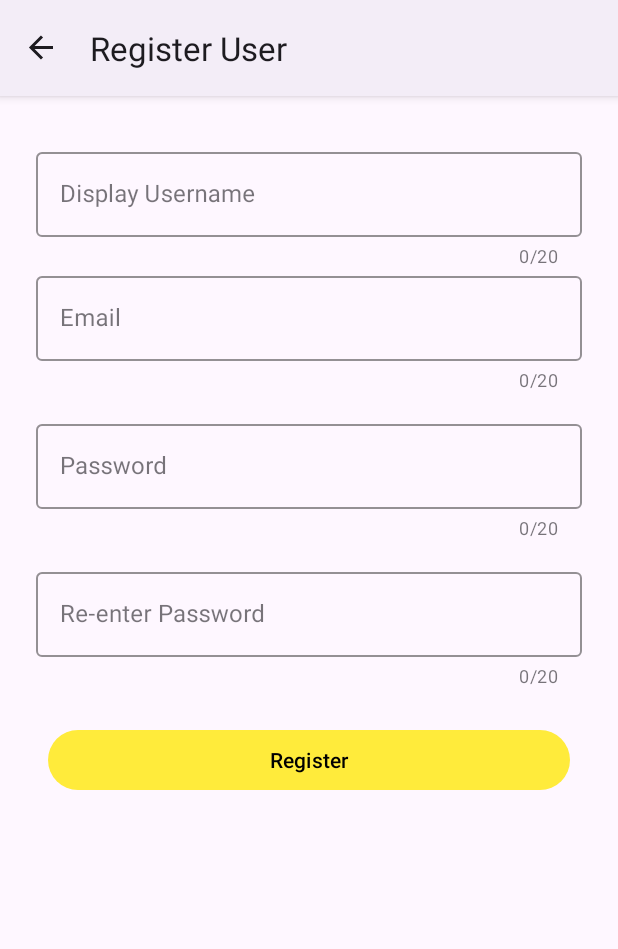
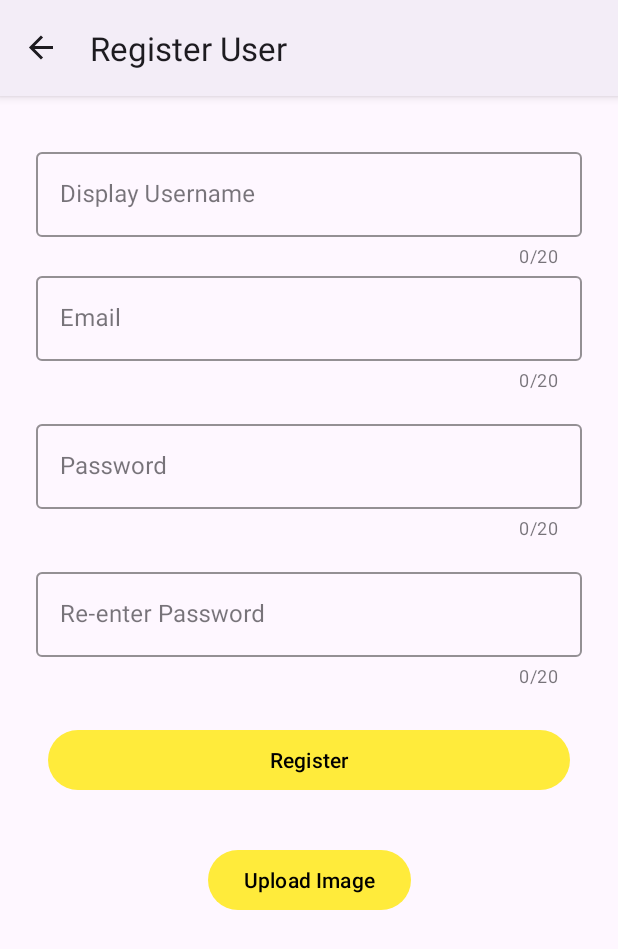
Before and after one commit to edisonwong23/StationeryGo, an Android app: the RegisterPage screen opened through its navigation route, on a phone screen of 412 x 824 dp. Shown: the top 949 px of the screen. Run offline under Robolectric (Android 15) with nearby library versions, the phone set to English and light mode, and no system bars; our stand-ins replace Firebase (no records; nobody signed in at launch, a user with empty details on screens opened directly), data binding, navigation-ui; pictures from the network do not load.

Commit message:
28/10/2022 - Storing Image into Firebase -Connecting Image URI to Auth

```diff
--- a/app/build.gradle
+++ b/app/build.gradle
@@ -52,6 +52,7 @@ dependencies {
     implementation 'androidx.navigation:navigation-ui-ktx:2.5.3'
     implementation 'com.google.firebase:firebase-database-ktx:20.1.0'
     implementation 'com.google.firebase:firebase-auth-ktx:21.1.0'
+    implementation 'com.google.firebase:firebase-storage-ktx:20.1.0'
     testImplementation 'junit:junit:4.13.2'
     androidTestImplementation 'androidx.test.ext:junit:1.1.3'
     androidTestImplementation 'androidx.test.espresso:espresso-core:3.4.0'
@@ -76,6 +77,8 @@ dependencies {
     //okhttp
     implementation 'com.squareup.okhttp3:okhttp:4.10.0'
 
+    //Kotlin Coroutin
+    implementation "org.jetbrains.kotlinx:kotlinx-coroutines-play-services:1.3.9"
 
     // Kotlin Image Getter
     implementation("androidx.activity:activity-ktx:1.6.0-rc02")
--- a/app/src/main/java/com/example/stationerygo/ProfilePage/UserProfilePage.kt
+++ b/app/src/main/java/com/example/stationerygo/ProfilePage/UserProfilePage.kt
@@ -15,6 +15,7 @@ import com.google.firebase.database.DatabaseReference
 import com.google.firebase.database.FirebaseDatabase
 import com.google.firebase.database.ValueEventListener
 import com.google.firebase.ktx.Firebase
+import com.squareup.picasso.Picasso
 
 private lateinit var binding : FragmentUserProfileBinding
 private lateinit var database: DatabaseReference
@@ -39,6 +40,10 @@ class UserProfilePage : Fragment() {
 //            database = FirebaseDatabase.getInstance().getReference("Users")
 //            database.child(email!!)
             binding.userEmailTxt.text = email
+            binding.imageURITxt.text = user.photoUrl.toString()
+            Picasso.get()
+                .load(user.photoUrl.toString())
+                .into(binding.profileImageImg)
         }
 
         binding.logoutBtn.setOnClickListener{
--- a/app/src/main/res/layout/fragment_register_page.xml
+++ b/app/src/main/res/layout/fragment_register_page.xml
@@ -138,6 +138,35 @@
             app:layout_constraintStart_toStartOf="parent"
             app:layout_constraintTop_toBottomOf="@+id/password_Textfield_2" />
 
+        <Button
+            android:id="@+id/imageUpload_btn"
+            android:layout_width="wrap_content"
+            android:layout_height="wrap_content"
+            android:layout_marginTop="32dp"
+            android:text="Upload Image"
+            app:layout_constraintEnd_toEndOf="parent"
+            app:layout_constraintStart_toStartOf="parent"
+            app:layout_constraintTop_toBottomOf="@+id/register_btn" />
+
+        <TextView
+            android:id="@+id/imagePath_txt"
+            android:layout_width="wrap_content"
+            android:layout_height="wrap_content"
+            android:layout_marginTop="16dp"
+            app:layout_constraintEnd_toEndOf="parent"
+            app:layout_constraintStart_toStartOf="parent"
+            app:layout_constraintTop_toBottomOf="@+id/imageUpload_btn" />
+
+        <ImageView
+            android:id="@+id/imageView"
+            android:layout_width="204dp"
+            android:layout_height="150dp"
+            android:layout_marginTop="16dp"
+            app:layout_constraintEnd_toEndOf="parent"
+            app:layout_constraintStart_toStartOf="parent"
+            app:layout_constraintTop_toBottomOf="@+id/imageUpload_btn"
+            tools:src="@tools:sample/backgrounds/scenic" />
+
     </androidx.constraintlayout.widget.ConstraintLayout>
 
 </layout>
```
Also changed, not shown: app/src/main/java/com/example/stationerygo/LoginPage/RegisterPage.kt (+82 -10 lines), app/src/main/res/layout/fragment_user_profile.xml (+7 -6 lines).
